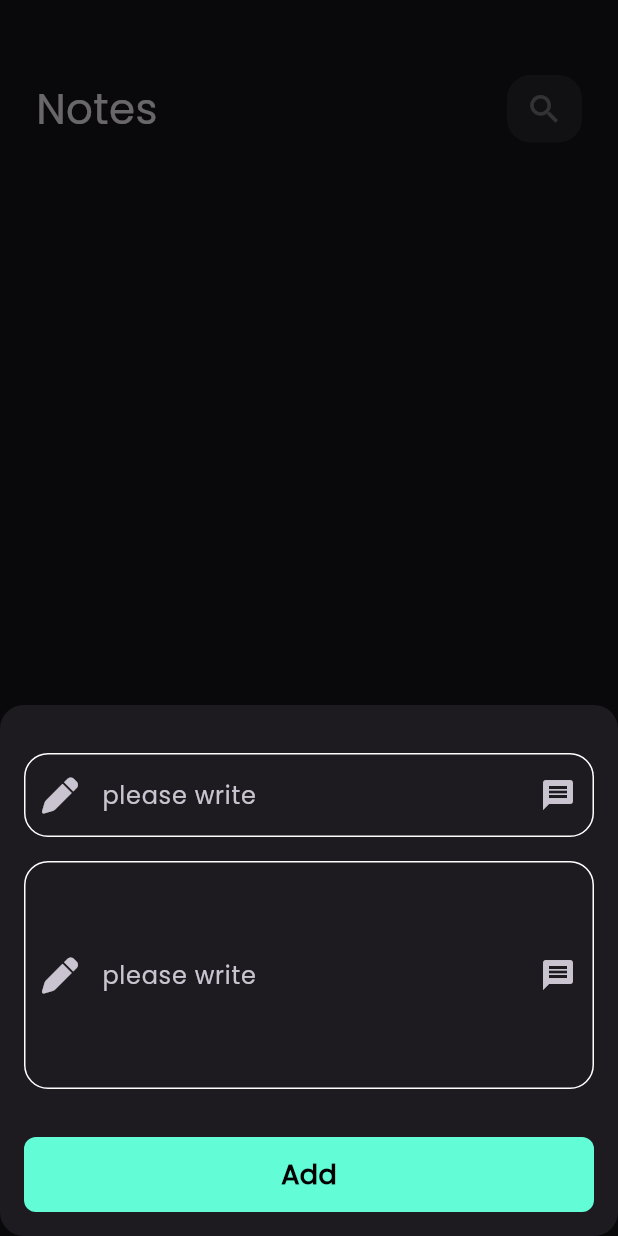
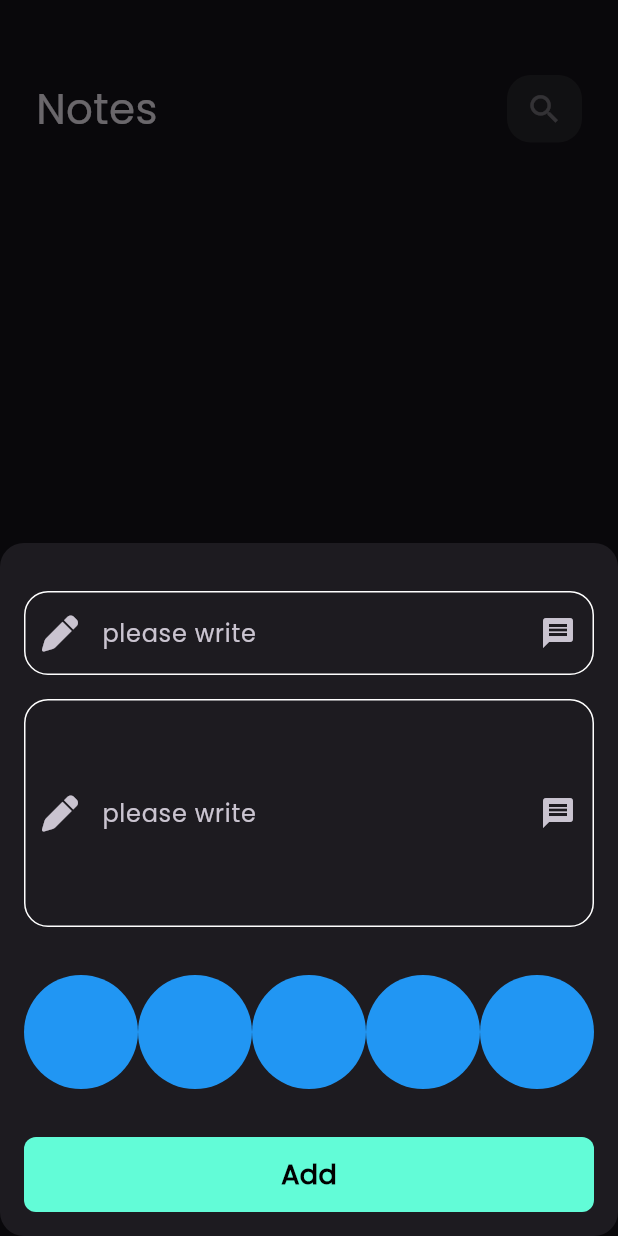
Before and after one commit to johnboshra88/nots_app, a Flutter app: the screen it shows after launch, after a tap on the "add" icon, on a phone screen of 412 x 824 dp. Run offline on Flutter 3.47's test engine with Material 3 defaults, Android fonts, the phone set to English and light mode, and no system bars; drawn by our look-alikes of modal_progress_hud_nsn; our stand-ins replace bloc, flutter_bloc, font_awesome_flutter, hive, hive_flutter; accounts and stored records are empty.

Commit message:
create colors list view part one

```diff
--- a/lib/widgets/add_note_form.dart
+++ b/lib/widgets/add_note_form.dart
@@ -3,6 +3,7 @@ import 'package:flutter_bloc/flutter_bloc.dart';
 import 'package:intl/intl.dart';
 import 'package:nots_app/cubits/add_note_cubit/add_note_cubit.dart';
 import 'package:nots_app/models/note_model.dart';
+import 'package:nots_app/widgets/color_list_view.dart';
 import 'package:nots_app/widgets/custom_bottom.dart';
 import 'package:nots_app/widgets/custome_text_field.dart';
 
@@ -48,6 +49,10 @@ class _AddNoteFormState extends State<AddNoteForm> {
           const SizedBox(
             height: 32,
           ),
+          const ColorListView(),
+          const SizedBox(
+            height: 32,
+          ),
           BlocBuilder<AddNoteCubit, AddNoteState>(
             builder: (context, state) {
               return CustomBottom(
--- /dev/null
+++ b/lib/widgets/color_list_view.dart
@@ -0,0 +1,30 @@
+import 'package:flutter/material.dart';
+
+class ColorItem extends StatelessWidget {
+  const ColorItem({super.key});
+
+  @override
+  Widget build(BuildContext context) {
+    return const CircleAvatar(
+      radius: 38,
+      backgroundColor: Colors.blue,
+    );
+  }
+}
+
+class ColorListView extends StatelessWidget {
+  const ColorListView({super.key});
+
+  @override
+  Widget build(BuildContext context) {
+    return SizedBox(
+      height: 38 * 2,
+      child: ListView.builder(
+          scrollDirection: Axis.horizontal,
+          itemCount: 10,
+          itemBuilder: (context, index) {
+            return const ColorItem();
+          }),
+    );
+  }
+}
```
